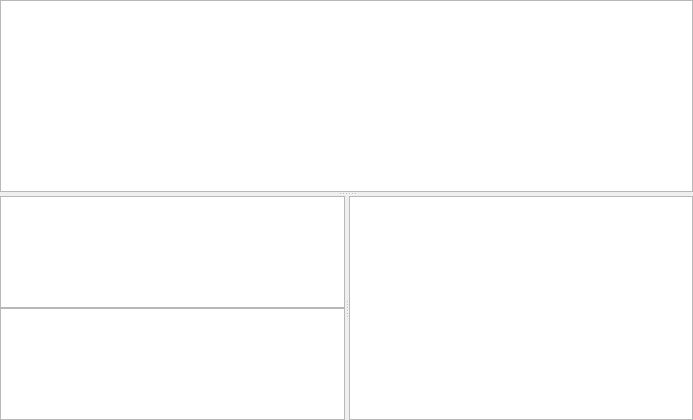
Old version of the form src/revsview.ui in the repository tibirna/qgit.
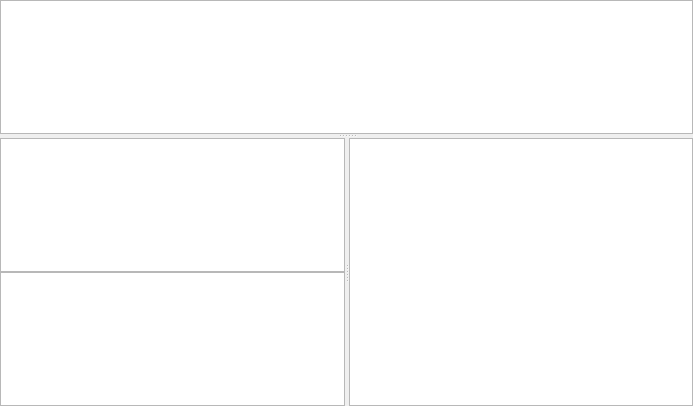
New version of the form. Custom widgets are drawn as their Qt base class.

Commit message:
Save and restore geometry for main view
Also convert console view to new geometry settings API

What changed in the file:
```diff
--- a/src/revsview.ui
+++ b/src/revsview.ui
@@ -6,7 +6,7 @@
     <x>0</x>
     <y>0</y>
     <width>693</width>
-    <height>420</height>
+    <height>406</height>
    </rect>
   </property>
   <property name="windowTitle" >
@@ -50,15 +50,7 @@
        <bool>true</bool>
       </property>
      </widget>
-     <widget class="QSplitter" name="splitter" >
-      <property name="sizePolicy" >
-       <sizepolicy>
-        <hsizetype>7</hsizetype>
-        <vsizetype>5</vsizetype>
-        <horstretch>0</horstretch>
-        <verstretch>1</verstretch>
-       </sizepolicy>
-      </property>
+     <widget class="QSplitter" name="verticalSplitter" >
       <property name="orientation" >
        <enum>Qt::Horizontal</enum>
       </property>
@@ -72,14 +64,6 @@
         </property>
         <item>
          <widget class="RevDesc" name="textBrowserDesc" >
-          <property name="sizePolicy" >
-           <sizepolicy>
-            <hsizetype>7</hsizetype>
-            <vsizetype>7</vsizetype>
-            <horstretch>0</horstretch>
-            <verstretch>0</verstretch>
-           </sizepolicy>
-          </property>
           <property name="lineWrapMode" >
            <enum>QTextEdit::NoWrap</enum>
           </property>
@@ -87,14 +71,6 @@
         </item>
         <item>
          <widget class="PatchContent" name="textEditDiff" >
-          <property name="sizePolicy" >
-           <sizepolicy>
-            <hsizetype>7</hsizetype>
-            <vsizetype>7</vsizetype>
-            <horstretch>0</horstretch>
-            <verstretch>0</verstretch>
-           </sizepolicy>
-          </property>
           <property name="documentTitle" >
            <string comment="testing with diff view" >test</string>
           </property>
@@ -112,14 +88,6 @@
        </layout>
       </widget>
       <widget class="FileList" name="fileList" >
-       <property name="sizePolicy" >
-        <sizepolicy>
-         <hsizetype>7</hsizetype>
-         <vsizetype>7</vsizetype>
-         <horstretch>0</horstretch>
-         <verstretch>0</verstretch>
-        </sizepolicy>
-       </property>
        <property name="contextMenuPolicy" >
         <enum>Qt::CustomContextMenu</enum>
        </property>
@@ -131,6 +99,16 @@
  </widget>
  <layoutdefault spacing="6" margin="11" />
  <customwidgets>
+  <customwidget>
+   <class>PatchContent</class>
+   <extends>QTextEdit</extends>
+   <header>patchcontent.h</header>
+  </customwidget>
+  <customwidget>
+   <class>ListView</class>
+   <extends>QTreeView</extends>
+   <header>listview.h</header>
+  </customwidget>
   <customwidget>
    <class>RevDesc</class>
    <extends>QTextBrowser</extends>
@@ -141,16 +119,6 @@
    <extends>QListWidget</extends>
    <header>filelist.h</header>
   </customwidget>
-  <customwidget>
-   <class>ListView</class>
-   <extends>QTreeView</extends>
-   <header>listview.h</header>
-  </customwidget>
-  <customwidget>
-   <class>PatchContent</class>
-   <extends>QTextEdit</extends>
-   <header>patchcontent.h</header>
-  </customwidget>
  </customwidgets>
  <includes>
   <include location="local" >revdesc.h</include>
```
Left out of the diff: 2 changed lines with no effect on the pictures. The commit also changes 7 other files.
